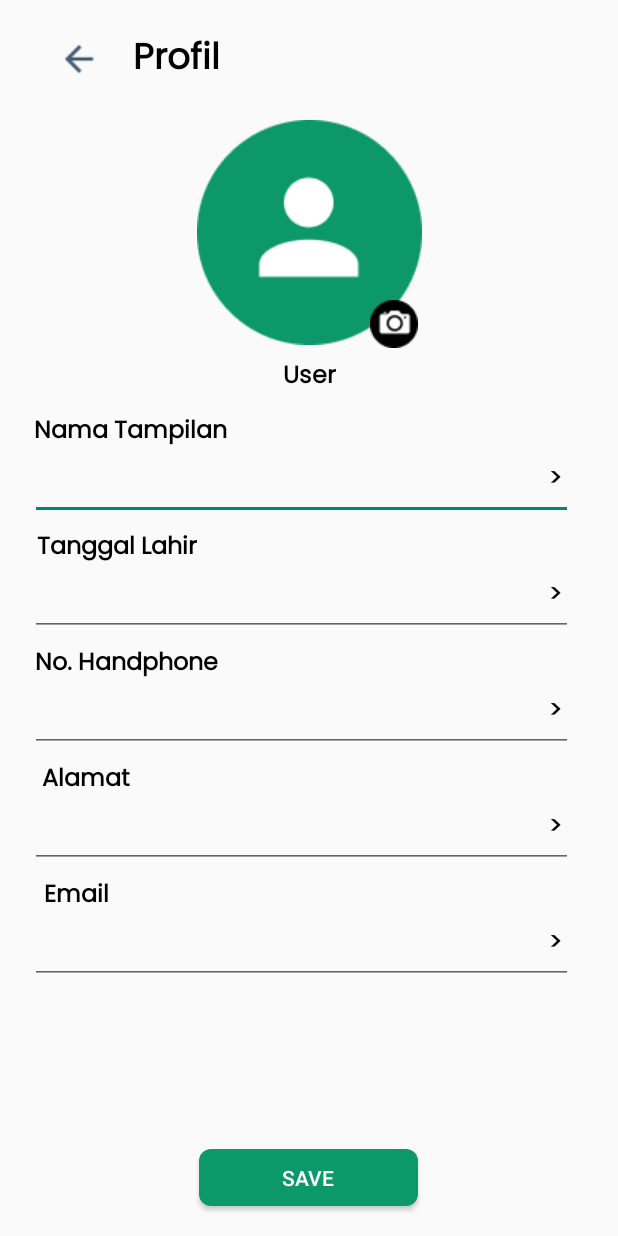
After one commit to rifkidocs/Go_Paper, an Android app: the EditProfileActivity screen opened directly, with no data from a screen before it, on a phone screen of 412 x 824 dp. The commit adds this screen. Run offline under Robolectric (Android 15) with nearby library versions, the phone set to English and light mode, and no system bars.

Commit message:
add edit profile, my account and notifikasi

```diff
--- a/app/src/main/AndroidManifest.xml
+++ b/app/src/main/AndroidManifest.xml
@@ -12,6 +12,12 @@
         android:supportsRtl="true"
         android:theme="@style/Theme.Pitstop"
         tools:targetApi="31">
+        <activity
+            android:name=".NotifikasiActivity"
+            android:exported="false" />
+        <activity
+            android:name=".EditProfileActivity"
+            android:exported="false" />
         <activity
             android:name=".MarketPlaceBerandaActivity"
             android:exported="false" />
--- /dev/null
+++ b/app/src/main/java/com/example/pitstop/EditProfileActivity.kt
@@ -0,0 +1,11 @@
+package com.example.pitstop
+
+import androidx.appcompat.app.AppCompatActivity
+import android.os.Bundle
+
+class EditProfileActivity : AppCompatActivity() {
+    override fun onCreate(savedInstanceState: Bundle?) {
+        super.onCreate(savedInstanceState)
+        setContentView(R.layout.activity_edit_profile)
+    }
+}
--- /dev/null
+++ b/app/src/main/java/com/example/pitstop/NotifikasiActivity.kt
@@ -0,0 +1,11 @@
+package com.example.pitstop
+
+import androidx.appcompat.app.AppCompatActivity
+import android.os.Bundle
+
+class NotifikasiActivity : AppCompatActivity() {
+    override fun onCreate(savedInstanceState: Bundle?) {
+        super.onCreate(savedInstanceState)
+        setContentView(R.layout.activity_notifikasi)
+    }
+}
--- /dev/null
+++ b/app/src/main/res/drawable/rounded_profile.xml
@@ -0,0 +1,5 @@
+<?xml version="1.0" encoding="utf-8"?>
+<shape xmlns:android="http://schemas.android.com/apk/res/android">
+    <solid android:color="@android:color/white" />
+    <corners android:radius="1000dp" />
+</shape>
--- /dev/null
+++ b/app/src/main/res/layout/activity_edit_profile.xml
@@ -0,0 +1,293 @@
+<?xml version="1.0" encoding="utf-8"?>
+<androidx.constraintlayout.widget.ConstraintLayout xmlns:android="http://schemas.android.com/apk/res/android"
+    xmlns:app="http://schemas.android.com/apk/res-auto"
+    xmlns:tools="http://schemas.android.com/tools"
+    android:layout_width="match_parent"
+    android:layout_height="match_parent"
+    tools:context=".EditProfileActivity">
+
+    <ImageView
+        android:id="@+id/icon_back"
+        android:layout_width="28dp"
+        android:layout_height="28dp"
+        android:layout_marginTop="25dp"
+        android:src="@drawable/iconback"
+        app:layout_constraintEnd_toEndOf="parent"
+        app:layout_constraintHorizontal_bias="0.100"
+        app:layout_constraintStart_toStartOf="parent"
+        app:layout_constraintTop_toTopOf="parent" />
+
+
+    <TextView
+        android:id="@+id/profile"
+        android:layout_width="wrap_content"
+        android:layout_height="wrap_content"
+        android:layout_marginTop="20dp"
+        android:fontFamily="@font/poppinsreguler"
+        android:text="Profil"
+        android:textColor="@color/black"
+        android:textSize="24dp"
+        android:textStyle="bold|normal"
+        app:layout_constraintEnd_toEndOf="parent"
+        app:layout_constraintHorizontal_bias="0.077"
+        app:layout_constraintStart_toEndOf="@+id/icon_back"
+        app:layout_constraintTop_toTopOf="parent" />
+
+    <ImageButton
+        android:id="@+id/icon_profile"
+        android:layout_width="wrap_content"
+        android:layout_height="wrap_content"
+        android:layout_marginTop="20dp"
+        android:src="@drawable/profile"
+        android:background="@drawable/rounded_profile"
+        app:layout_constraintEnd_toEndOf="parent"
+        app:layout_constraintHorizontal_bias="0.500"
+        app:layout_constraintStart_toStartOf="parent"
+        app:layout_constraintTop_toBottomOf="@+id/profile" />
+
+    <ImageView
+        android:id="@+id/kamera"
+        android:layout_width="wrap_content"
+        android:layout_height="wrap_content"
+        android:layout_marginTop="200dp"
+        android:src="@drawable/iconkamera"
+        app:layout_constraintEnd_toEndOf="parent"
+        app:layout_constraintHorizontal_bias="0.649"
+        app:layout_constraintStart_toStartOf="parent"
+        app:layout_constraintTop_toTopOf="parent" />
+
+    <TextView
+        android:id="@+id/user"
+        android:layout_width="wrap_content"
+        android:layout_height="wrap_content"
+        android:layout_marginTop="8dp"
+        android:text="User"
+        android:textColor="@color/black"
+        android:textSize="16dp"
+        android:textStyle="bold"
+        android:fontFamily="@font/poppinsreguler"
+        app:layout_constraintEnd_toEndOf="parent"
+        app:layout_constraintHorizontal_bias="0.500"
+        app:layout_constraintStart_toStartOf="parent"
+        app:layout_constraintTop_toBottomOf="@+id/icon_profile" />
+
+    <TextView
+        android:id="@+id/nama_tampilan"
+        android:layout_width="wrap_content"
+        android:layout_height="wrap_content"
+        android:layout_marginTop="10dp"
+        android:text="Nama Tampilan"
+        android:textColor="@color/black"
+        android:textSize="16dp"
+        android:textStyle="bold"
+        android:fontFamily="@font/poppinsreguler"
+        app:layout_constraintEnd_toEndOf="parent"
+        app:layout_constraintHorizontal_bias="0.08"
+        app:layout_constraintStart_toStartOf="parent"
+        app:layout_constraintTop_toBottomOf="@+id/user" />
+
+    <TextView
+        android:id="@+id/panah1"
+        android:layout_width="wrap_content"
+        android:layout_height="wrap_content"
+        android:layout_marginTop="5dp"
+        android:text=">"
+        android:textColor="@color/black"
+        android:textSize="16dp"
+        android:textStyle="bold"
+        android:fontFamily="@font/poppinsreguler"
+        app:layout_constraintEnd_toEndOf="parent"
+        app:layout_constraintHorizontal_bias="0.908"
+        app:layout_constraintStart_toStartOf="parent"
+        app:layout_constraintTop_toBottomOf="@+id/nama_tampilan" />
+
+    <EditText
+        android:id="@+id/edt_user"
+        android:layout_width="match_parent"
+        android:layout_height="wrap_content"
+        android:layout_marginStart="20dp"
+        android:layout_marginEnd="30dp"
+        app:layout_constraintEnd_toEndOf="parent"
+        app:layout_constraintHorizontal_bias="1.0"
+        app:layout_constraintStart_toStartOf="parent"
+        app:layout_constraintTop_toBottomOf="@+id/nama_tampilan" />
+
+    <TextView
+        android:id="@+id/tanggal_lahir"
+        android:layout_width="wrap_content"
+        android:layout_height="wrap_content"
+        android:layout_marginTop="5dp"
+        android:text="Tanggal Lahir"
+        android:textColor="@color/black"
+        android:textSize="16dp"
+        android:textStyle="bold"
+        android:fontFamily="@font/poppinsreguler"
+        app:layout_constraintEnd_toEndOf="parent"
+        app:layout_constraintHorizontal_bias="0.08"
+        app:layout_constraintStart_toStartOf="parent"
+        app:layout_constraintTop_toBottomOf="@+id/edt_user" />
+
+    <TextView
+        android:id="@+id/panah2"
+        android:layout_width="wrap_content"
+        android:layout_height="wrap_content"
+        android:layout_marginTop="5dp"
+        android:text=">"
+        android:textColor="@color/black"
+        android:textSize="16dp"
+        android:textStyle="bold"
+        android:fontFamily="@font/poppinsreguler"
+        app:layout_constraintEnd_toEndOf="parent"
+        app:layout_constraintHorizontal_bias="0.908"
+        app:layout_constraintStart_toStartOf="parent"
+        app:layout_constraintTop_toBottomOf="@+id/tanggal_lahir" />
+
+    <EditText
+        android:id="@+id/edt_tanggal_lahir"
+        android:layout_width="match_parent"
+        android:layout_height="wrap_content"
+        android:layout_marginStart="20dp"
+        android:layout_marginEnd="30dp"
+        app:layout_constraintEnd_toEndOf="parent"
+        app:layout_constraintHorizontal_bias="1.0"
+        app:layout_constraintStart_toStartOf="parent"
+        app:layout_constraintTop_toBottomOf="@+id/tanggal_lahir" />
+
+    <TextView
+        android:id="@+id/no_handphone"
+        android:layout_width="wrap_content"
+        android:layout_height="wrap_content"
+        android:layout_marginTop="5dp"
+        android:text="No. Handphone"
+        android:textColor="@color/black"
+        android:textSize="16dp"
+        android:textStyle="bold"
+        android:fontFamily="@font/poppinsreguler"
+        app:layout_constraintEnd_toEndOf="parent"
+        app:layout_constraintHorizontal_bias="0.08"
+        app:layout_constraintStart_toStartOf="parent"
+        app:layout_constraintTop_toBottomOf="@+id/edt_tanggal_lahir" />
+
+    <TextView
+        android:id="@+id/panah3"
+        android:layout_width="wrap_content"
+        android:layout_height="wrap_content"
+        android:layout_marginTop="5dp"
+        android:text=">"
+        android:textColor="@color/black"
+        android:textSize="16dp"
+        android:textStyle="bold"
+        android:fontFamily="@font/poppinsreguler"
+        app:layout_constraintEnd_toEndOf="parent"
+        app:layout_constraintHorizontal_bias="0.908"
+        app:layout_constraintStart_toStartOf="parent"
+        app:layout_constraintTop_toBottomOf="@+id/no_handphone" />
+
+    <EditText
+        android:id="@+id/edt_no_handphone"
+        android:layout_width="match_parent"
+        android:layout_height="wrap_content"
+        android:layout_marginStart="20dp"
+        android:layout_marginEnd="30dp"
+        app:layout_constraintEnd_toEndOf="parent"
+        app:layout_constraintHorizontal_bias="1.0"
+        app:layout_constraintStart_toStartOf="parent"
+        app:layout_constraintTop_toBottomOf="@+id/no_handphone" />
+
+    <TextView
+        android:id="@+id/alamat"
+        android:layout_width="wrap_content"
+        android:layout_height="wrap_content"
+        android:layout_marginTop="5dp"
+        android:text="Alamat"
+        android:textColor="@color/black"
+        android:textSize="16dp"
+        android:textStyle="bold"
+        android:fontFamily="@font/poppinsreguler"
+        app:layout_constraintEnd_toEndOf="parent"
+        app:layout_constraintHorizontal_bias="0.08"
+        app:layout_constraintStart_toStartOf="parent"
+        app:layout_constraintTop_toBottomOf="@+id/edt_no_handphone" />
+
+    <TextView
+        android:id="@+id/panah4"
+        android:layout_width="wrap_content"
+        android:layout_height="wrap_content"
+        android:layout_marginTop="5dp"
+        android:text=">"
+        android:textColor="@color/black"
+        android:textSize="16dp"
+        android:textStyle="bold"
+        android:fontFamily="@font/poppinsreguler"
+        app:layout_constraintEnd_toEndOf="parent"
+        app:layout_constraintHorizontal_bias="0.908"
+        app:layout_constraintStart_toStartOf="parent"
+        app:layout_constraintTop_toBottomOf="@+id/alamat" />
+
+    <EditText
+        android:id="@+id/edt_alamat"
+        android:layout_width="match_parent"
+        android:layout_height="wrap_content"
+        android:layout_marginStart="20dp"
+        android:layout_marginEnd="30dp"
+        app:layout_constraintEnd_toEndOf="parent"
+        app:layout_constraintHorizontal_bias="1.0"
+        app:layout_constraintStart_toStartOf="parent"
+        app:layout_constraintTop_toBottomOf="@+id/alamat" />
+
+    <TextView
+        android:id="@+id/email"
+        android:layout_width="wrap_content"
+        android:layout_height="wrap_content"
+        android:layout_marginTop="5dp"
+        android:text="Email"
+        android:textColor="@color/black"
+        android:textSize="16dp"
+        android:textStyle="bold"
+        android:fontFamily="@font/poppinsreguler"
+        app:layout_constraintEnd_toEndOf="parent"
+        app:layout_constraintHorizontal_bias="0.08"
+        app:layout_constraintStart_toStartOf="parent"
+        app:layout_constraintTop_toBottomOf="@+id/edt_alamat" />
+
+    <TextView
+        android:id="@+id/panah5"
+        android:layout_width="wrap_content"
+        android:layout_height="wrap_content"
+        android:layout_marginTop="5dp"
+        android:text=">"
+        android:textColor="@color/black"
+        android:textSize="16dp"
+        android:textStyle="bold"
+        android:fontFamily="@font/poppinsreguler"
+        app:layout_constraintEnd_toEndOf="parent"
+        app:layout_constraintHorizontal_bias="0.908"
+        app:layout_constraintStart_toStartOf="parent"
+        app:layout_constraintTop_toBottomOf="@+id/email" />
+
+    <EditText
+        android:id="@+id/edt_email"
+        android:layout_width="match_parent"
+        android:layout_height="wrap_content"
+        android:layout_marginStart="20dp"
+        android:layout_marginEnd="30dp"
+        app:layout_constraintEnd_toEndOf="parent"
+        app:layout_constraintHorizontal_bias="1.0"
+        app:layout_constraintStart_toStartOf="parent"
+        app:layout_constraintTop_toBottomOf="@+id/email" />
+
+    <Button
+        android:id="@+id/btn_save"
+        android:layout_width="146dp"
+        android:layout_height="38dp"
+        android:layout_marginBottom="20dp"
+        android:text="Save"
+        android:textColor="@color/white"
+        android:backgroundTint="#0D986A"
+        android:background="@drawable/rounded_button"
+        app:layout_constraintBottom_toBottomOf="parent"
+        app:layout_constraintEnd_toEndOf="parent"
+        app:layout_constraintHorizontal_bias="0.498"
+        app:layout_constraintStart_toStartOf="parent" />
+
+</androidx.constraintlayout.widget.ConstraintLayout>
--- a/app/src/main/res/layout/activity_my_account.xml
+++ b/app/src/main/res/layout/activity_my_account.xml
@@ -10,7 +10,7 @@
         android:id="@+id/logo"
         android:layout_width="140dp"
         android:layout_height="54dp"
-        android:layout_marginTop="20dp"
+        android:layout_marginTop="15dp"
         android:src="@drawable/logologin"
         app:layout_constraintEnd_toEndOf="parent"
         app:layout_constraintHorizontal_bias="0.498"
@@ -21,7 +21,7 @@
         android:id="@+id/icon_back"
         android:layout_width="wrap_content"
         android:layout_height="wrap_content"
-        android:layout_marginTop="36dp"
+        android:layout_marginTop="31dp"
         android:src="@drawable/iconback"
         app:layout_constraintEnd_toStartOf="@+id/logo"
         app:layout_constraintHorizontal_bias="0.400"
@@ -32,7 +32,7 @@
         android:id="@+id/icon_notification"
         android:layout_width="wrap_content"
         android:layout_height="wrap_content"
-        android:layout_marginTop="36dp"
+        android:layout_marginTop="31dp"
         android:src="@drawable/iconnotifikasi"
         app:layout_constraintEnd_toEndOf="parent"
         app:layout_constraintHorizontal_bias="0.600"
@@ -45,6 +45,7 @@
         android:layout_height="wrap_content"
         android:layout_marginTop="20dp"
         android:src="@drawable/profile"
+        android:background="@drawable/rounded_profile"
         app:layout_constraintEnd_toEndOf="parent"
         app:layout_constraintHorizontal_bias="0.164"
         app:layout_constraintStart_toStartOf="parent"
@@ -54,7 +55,7 @@
         android:id="@+id/username"
         android:layout_width="wrap_content"
         android:layout_height="wrap_content"
-        android:layout_marginTop="72dp"
+        android:layout_marginTop="50dp"
         android:text="Username"
         android:textSize="14dp"
         android:textStyle="bold"
@@ -100,7 +101,7 @@
         android:id="@+id/saldo"
         android:layout_width="wrap_content"
         android:layout_height="wrap_content"
-        android:layout_marginTop="35dp"
+        android:layout_marginTop="20dp"
         android:fontFamily="@font/poppinsreguler"
         android:text="Saldo"
         android:textColor="@color/black"
@@ -115,7 +116,7 @@
         android:id="@+id/icon_saldo"
         android:layout_width="wrap_content"
         android:layout_height="wrap_content"
-        android:layout_marginTop="35dp"
+        android:layout_marginTop="20dp"
         android:src="@drawable/iconsaldo"
         app:layout_constraintEnd_toEndOf="parent"
         app:layout_constraintHorizontal_bias="0.168"
@@ -126,7 +127,7 @@
         android:id="@+id/panah1"
         android:layout_width="wrap_content"
         android:layout_height="wrap_content"
-        android:layout_marginTop="35dp"
+        android:layout_marginTop="20dp"
         android:fontFamily="@font/poppinsreguler"
         android:text=">"
         android:textColor="@color/black"
@@ -474,9 +475,9 @@
         android:background="@drawable/pottedplant"
         android:elevation="13dp"
         app:layout_constraintBottom_toBottomOf="parent"
-        app:layout_constraintEnd_toEndOf="parent"
+        app:layout_constraintEnd_toEndOf="@+id/view2"
         app:layout_constraintHorizontal_bias="0.500"
-        app:layout_constraintStart_toStartOf="parent"
+        app:layout_constraintStart_toStartOf="@+id/view2"
         app:layout_constraintTop_toTopOf="parent"
         app:layout_constraintVertical_bias="0.950" />
 
--- /dev/null
+++ b/app/src/main/res/layout/activity_notifikasi.xml
@@ -0,0 +1,47 @@
+<?xml version="1.0" encoding="utf-8"?>
+<androidx.constraintlayout.widget.ConstraintLayout xmlns:android="http://schemas.android.com/apk/res/android"
+    xmlns:app="http://schemas.android.com/apk/res-auto"
+    xmlns:tools="http://schemas.android.com/tools"
+    android:layout_width="match_parent"
+    android:layout_height="match_parent"
+    tools:context=".NotifikasiActivity">
+
+    <ImageView
+        android:id="@+id/icon_back"
+        android:layout_width="28dp"
+        android:layout_height="28dp"
+        android:layout_marginTop="25dp"
+        android:src="@drawable/iconback"
+        app:layout_constraintEnd_toEndOf="parent"
+        app:layout_constraintHorizontal_bias="0.100"
+        app:layout_constraintStart_toStartOf="parent"
+        app:layout_constraintTop_toTopOf="parent" />
+
+
+    <TextView
+        android:id="@+id/notifikasi"
+        android:layout_width="wrap_content"
+        android:layout_height="wrap_content"
+        android:layout_marginTop="20dp"
+        android:fontFamily="@font/poppinsreguler"
+        android:text="Notifikasi"
+        android:textColor="@color/black"
+        android:textSize="24dp"
+        android:textStyle="bold|normal"
+        app:layout_constraintEnd_toEndOf="parent"
+        app:layout_constraintHorizontal_bias="0.077"
+        app:layout_constraintStart_toEndOf="@+id/icon_back"
+        app:layout_constraintTop_toTopOf="parent" />
+
+    <Button
+        android:layout_width="413dp"
+        android:layout_height="15dp"
+        android:layout_marginTop="15dp"
+        android:backgroundTint="#C4C4C4C4"
+        app:layout_constraintEnd_toEndOf="parent"
+        app:layout_constraintStart_toStartOf="parent"
+        app:layout_constraintTop_toBottomOf="@+id/notifikasi" />
+
+
+
+</androidx.constraintlayout.widget.ConstraintLayout>
```
Also changed, not shown: app/src/main/res/drawable/iconkamera.png (added).
